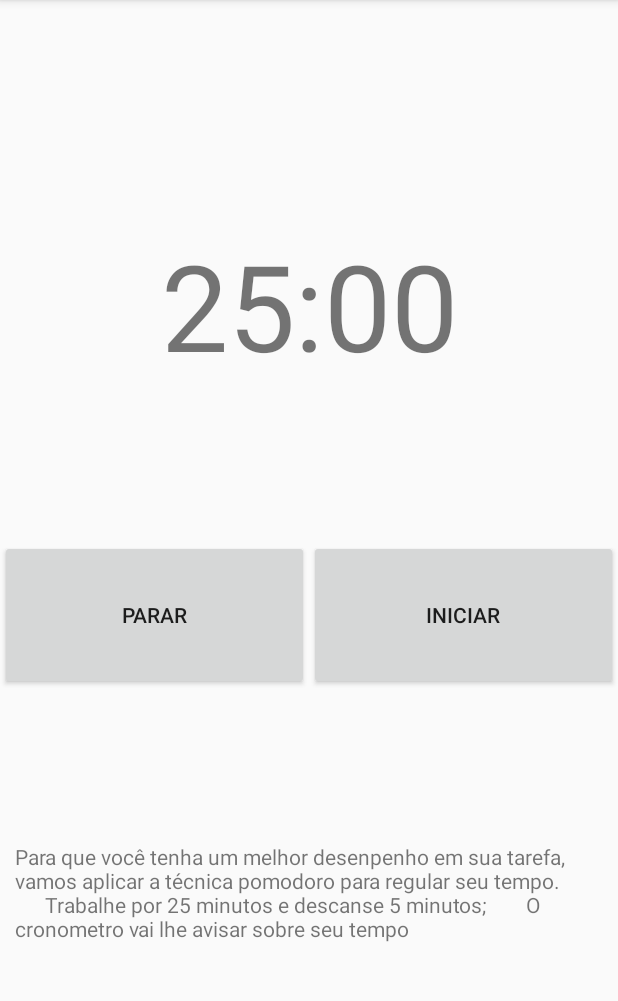
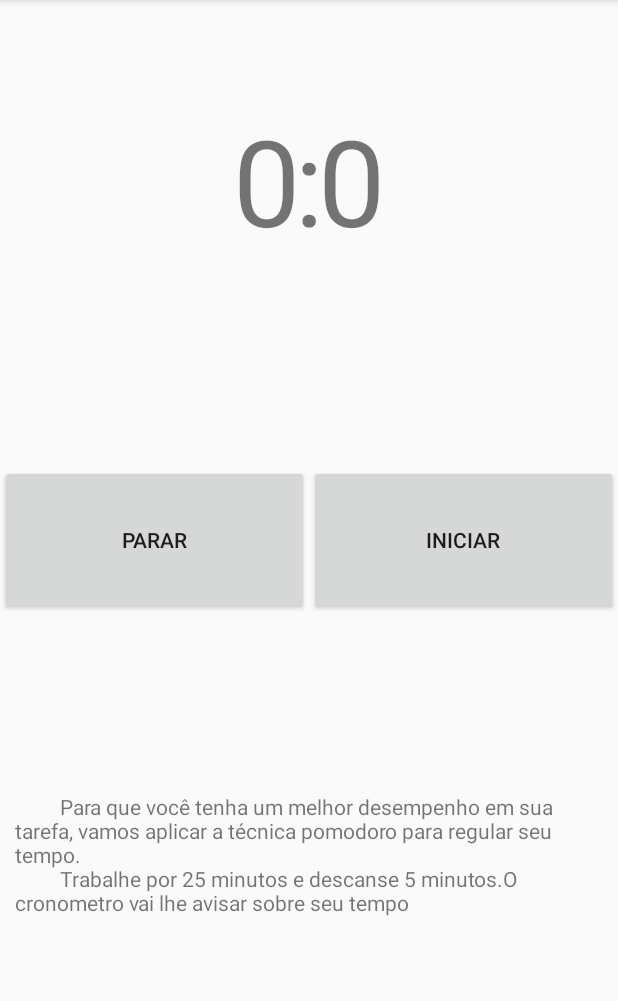
Before and after one commit to EduMeurer999/Organizeme, an Android app: the cronometro_activity screen opened directly, with no data from a screen before it, on a phone screen of 412 x 824 dp, the part 84-1085 px from its top. Run offline under Robolectric (Android 15) with nearby library versions, the phone set to English and light mode, and no system bars.

Commit message:
Projeto quase pronto Alterações:  Mudança no layout da tela tarefa;  finalização do algoritmo pomodoro;  tela de trabalho na tarefa finalizada.

```diff
--- a/app/src/main/java/com/example/a20151inf0182/organizeme/Activity/countDown.java
+++ /dev/null
@@ -1,48 +0,0 @@
-package com.example.a20151inf0182.organizeme.Activity;
-
-import android.content.Context;
-import android.os.CountDownTimer;
-import android.widget.TextView;
-
-import java.util.Calendar;
-
-public class countDown extends CountDownTimer {
-    private Context context;
-    private TextView tv;
-    private long timeInFuture;
-    private long interval;
-    /**
-     * @param millisInFuture    The number of millis in the future from the call
-     *                          to {@link #start()} until the countdown is done and {@link #onFinish()}
-     *                          is called.
-     * @param countDownInterval The interval along the way to receive
-     *                          {@link #onTick(long)} callbacks.
-     */
-    public countDown(Context context, TextView tv, long millisInFuture, long countDownInterval) {
-        super(millisInFuture, countDownInterval);
-
-    }
-
-    @Override
-    public void onTick(long millisUntilFinished) {
-        timeInFuture = millisUntilFinished;
-        tv.setText(getCorrectTimer(true, millisUntilFinished)+":"+getCorrectTimer(false, millisUntilFinished));
-    }
-
-    @Override
-    public void onFinish() {
-        timeInFuture -= 1000;
-        tv.setText(getCorrectTimer(true, timeInFuture)+":"+getCorrectTimer(false, timeInFuture));
-    }
-
-    private String getCorrectTimer(boolean isMinute, long millisUntilFinished){
-        String aux;
-        int consCalendar = isMinute ? Calendar.MINUTE : Calendar.SECOND;
-        Calendar c = Calendar.getInstance();
-        c.setTimeInMillis(millisUntilFinished);
-
-
-        aux = c.get(consCalendar)<10 ? "0"+c.get(consCalendar): ""+c.get(consCalendar);
-        return aux;
-    }
-}
--- a/app/src/main/java/com/example/a20151inf0182/organizeme/Activity/cronometro_activity.java
+++ b/app/src/main/java/com/example/a20151inf0182/organizeme/Activity/cronometro_activity.java
@@ -1,31 +1,135 @@
 package com.example.a20151inf0182.organizeme.Activity;
 
 import android.app.AlarmManager;
+import android.app.AlertDialog;
+import android.graphics.Color;
+import android.media.MediaPlayer;
+import android.os.CountDownTimer;
+import android.provider.MediaStore;
 import android.support.v7.app.AppCompatActivity;
 import android.os.Bundle;
+import android.view.View;
+import android.widget.Button;
 import android.widget.TextView;
+import android.widget.Toast;
 
 import com.example.a20151inf0182.organizeme.R;
 
 import org.w3c.dom.Text;
 
+import java.util.Calendar;
+
 public class cronometro_activity extends AppCompatActivity {
-    private countDown timer;
+     public TextView tvMinutes;
+     public static TextView tvSeconds;
+
     @Override
     protected void onCreate(Bundle savedInstanceState) {
         super.onCreate(savedInstanceState);
         setContentView(R.layout.activity_cronometro_activity);
-        TextView tvMostrarTempo = (TextView) findViewById(R.id.tempoVer);
-        tvMostrarTempo.setText("25:00");
+        tvMinutes = (TextView) findViewById(R.id.minutos);
+        tvSeconds= (TextView) findViewById(R.id.segundos);
+
+        Button btnParar = (Button) findViewById(R.id.btnParar);
+        Button btnIniciar = (Button) findViewById(R.id.btnIniciar);
+        btnParar.setOnClickListener(new View.OnClickListener() {
+            @Override
+            public void onClick(View v) {
+                finish();
+            }
+        });
+        btnIniciar.setOnClickListener(new View.OnClickListener() {
+            @Override
+            public void onClick(View v) {
+                tempoTrabalho();
+            }
+        });
 
 
     }
+    public void tempoTrabalho(){
+        new CountDownTimer(25*1000*60, 60*1000) {
 
-    @Override
-    protected void onResume() {
-        super.onResume();
-        TextView tv = (TextView) findViewById(R.id.tempoVer);
-        timer = new countDown(this, tv, 5*1000, 1000);
-        timer.start();
+            @Override
+            public void onTick(long minutes) {
+
+                new CountDownTimer(60*1000, 1000) {
+
+                    public void onTick(long seconds) {
+                        tvMinutes.setTextColor(Color.RED);
+                        tvSeconds.setTextColor(Color.RED);
+                        if((seconds/1000) <10){
+                            tvSeconds.setText("0"+seconds/1000);
+                        }
+                        else {
+                            tvSeconds.setText(""+seconds/1000);
+                        }
+
+                    }
+
+                    public void onFinish() {
+
+                    }
+                }.start();
+                tvMinutes.setText(""+(minutes/1000)/60);
+            }
+
+
+
+            @Override
+            public void onFinish() {
+                final MediaPlayer mp = MediaPlayer.create(cronometro_activity.this, R.raw.som);
+                mp.start();
+                Toast.makeText(cronometro_activity.this, "Hora de Descansar", Toast.LENGTH_SHORT).show();
+                tvMinutes.setTextColor(Color.GREEN);
+                tvSeconds.setTextColor(Color.GREEN);
+                tempoDescanso();
+
+            }
+        }.start();
     }
+
+    public void tempoDescanso(){
+        new CountDownTimer(5*1000*60, 60*1000) {
+
+            @Override
+            public void onTick(long minutes) {
+
+                new CountDownTimer(60*1000, 1000) {
+
+                    public void onTick(long seconds) {
+                        tvMinutes.setTextColor(Color.GREEN);
+                        tvSeconds.setTextColor(Color.GREEN);
+                        if((seconds/1000) <10){
+                            tvSeconds.setText("0"+seconds/1000);
+                        }
+                        else {
+                            tvSeconds.setText(""+seconds/1000);
+                        }
+
+                    }
+
+                    public void onFinish() {
+
+                    }
+                }.start();
+                tvMinutes.setText(""+(minutes/1000)/60);
+            }
+
+
+
+            @Override
+            public void onFinish() {
+                final MediaPlayer mp = MediaPlayer.create(cronometro_activity.this, R.raw.som);
+                mp.start();
+                Toast.makeText(cronometro_activity.this, "Hora de trabalhar!", Toast.LENGTH_SHORT).show();
+                tvMinutes.setTextColor(Color.RED);
+                tvSeconds.setTextColor(Color.RED);
+                tempoTrabalho();
+                }
+
+
+        }.start();
+    }
+
 }
--- a/app/src/main/java/com/example/a20151inf0182/organizeme/Activity/tarefaActivity.java
+++ b/app/src/main/java/com/example/a20151inf0182/organizeme/Activity/tarefaActivity.java
@@ -50,6 +50,7 @@ public class tarefaActivity extends AppCompatActivity {
         tarefa = (Tarefas) i.getSerializableExtra("tarefa");
         usuario = (Usuarios) i.getSerializableExtra("Usuario");
 
+        txtTarefa.setText(tarefa.getNomeTarefa());
         txtMateria.setText("Materia: "+ tarefa.getMateria());
         txtDefinicao.setText("Definição da tarefa: "+tarefa.getaFazer());
         txtDiaEntrega.setText("Data da entrega: "+tarefa.getTempoEntrega());
@@ -70,7 +71,7 @@ public class tarefaActivity extends AppCompatActivity {
             @Override
             public void onClick(View v) {
 
-                String sTarefa=String.valueOf(txtTarefa.getText().toString());
+                String sTarefa=String.valueOf(txtMateria.getText().toString());
                 String pesquisa = sTarefa.replace(" ", "+");
                 Uri uriUrl = Uri.parse("https://scholar.google.com.br/scholar?hl=pt-BR&as_sdt=0%2C5&q="+pesquisa+"&oq=");
                 Intent launchBrowser = new Intent(Intent.ACTION_VIEW, uriUrl);
@@ -88,6 +89,7 @@ public class tarefaActivity extends AppCompatActivity {
             @Override
             public void onClick(View v) {
                 startActivity(new Intent(tarefaActivity.this, cronometro_activity.class));
+
             }
         });
 
--- a/app/src/main/res/layout/activity_cronometro_activity.xml
+++ b/app/src/main/res/layout/activity_cronometro_activity.xml
@@ -6,17 +6,42 @@
     android:orientation="vertical"
     tools:context=".Activity.cronometro_activity">
 
-    <TextView
-        android:id="@+id/tempoVer"
+    <LinearLayout
         android:layout_width="match_parent"
         android:layout_height="0dp"
-        android:layout_centerHorizontal="true"
-        android:layout_marginTop="100dp"
         android:layout_weight="1"
         android:gravity="center_vertical"
-        android:text="00:00"
-        android:textAlignment="center"
-        android:textSize="80dp" />
+        android:orientation="horizontal">
+
+        <TextView
+            android:id="@+id/minutos"
+            android:layout_width="0dp"
+            android:layout_height="match_parent"
+            android:layout_centerHorizontal="true"
+            android:layout_weight="1"
+            android:gravity="center_vertical|right"
+            android:text="0"
+            android:textSize="80dp" />
+        <TextView
+            android:id="@+id/divisor"
+            android:layout_width="0dp"
+            android:layout_height="match_parent"
+            android:layout_centerHorizontal="true"
+            android:layout_weight="0.06"
+            android:gravity="center_vertical|center_horizontal"
+            android:text=":"
+            android:textSize="80dp" />
+        <TextView
+            android:id="@+id/segundos"
+            android:layout_width="0dp"
+            android:layout_height="match_parent"
+            android:layout_weight="1"
+            android:textSize="80dp"
+            android:text="0"
+            android:gravity="center_vertical|left"
+
+            />
+    </LinearLayout>
 
     <LinearLayout
         android:layout_width="match_parent"
@@ -29,14 +54,14 @@
         android:orientation="horizontal">
 
         <Button
-            android:id="@+id/button"
+            android:id="@+id/btnParar"
             android:layout_width="0dp"
             android:layout_height="100dp"
             android:layout_weight="1"
             android:text="Parar" />
 
         <Button
-            android:id="@+id/button2"
+            android:id="@+id/btnIniciar"
             android:layout_width="0dp"
             android:layout_height="100dp"
             android:layout_weight="1"
@@ -50,8 +75,8 @@
         android:layout_weight="1"
         android:paddingLeft="10dp"
         android:paddingRight="10dp"
-        android:text="Para que você tenha um melhor desenpenho em sua tarefa, vamos aplicar a técnica pomodoro para regular seu tempo.
-        \n      Trabalhe por 25 minutos e descanse 5 minutos;
-       O cronometro vai lhe avisar sobre seu tempo" />
+        android:text="
+        Para que você tenha um melhor desempenho em sua tarefa, vamos aplicar a técnica pomodoro para regular seu tempo.\n
+        Trabalhe por 25 minutos e descanse 5 minutos.O cronometro vai lhe avisar sobre seu tempo" />
 
 </LinearLayout>
```
Also changed, not shown: app/src/main/java/com/example/a20151inf0182/organizeme/Activity/AddTarefa.java (+7 -1 lines), app/src/main/res/layout/activity_tarefa.xml (+5 -19 lines).
